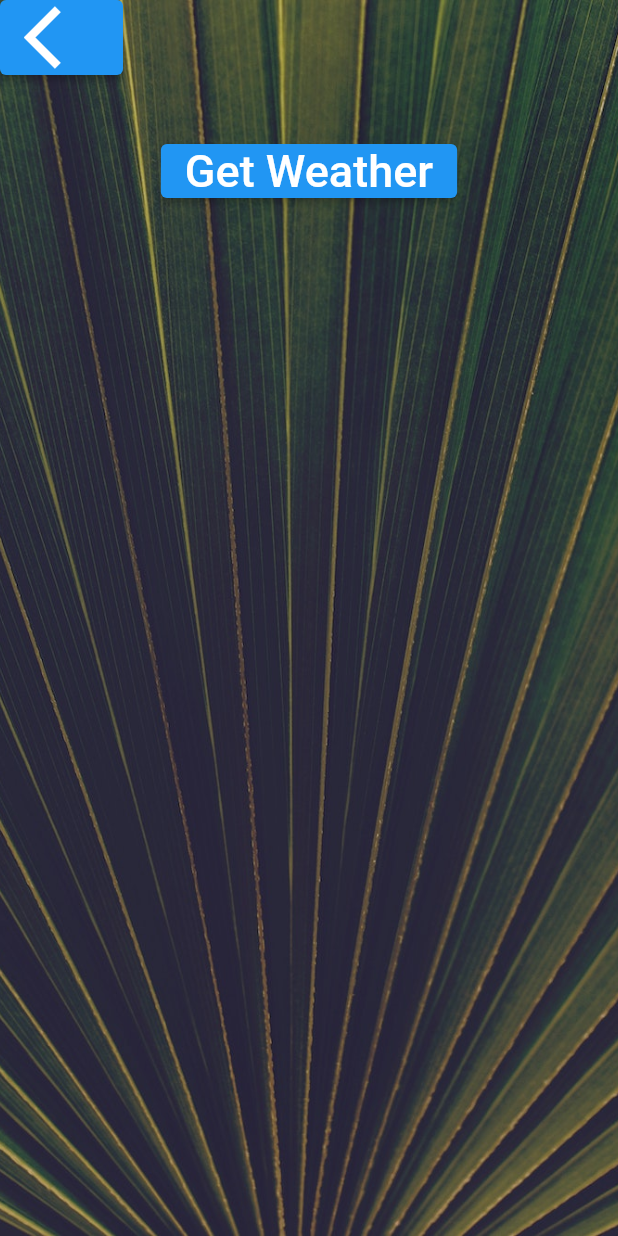
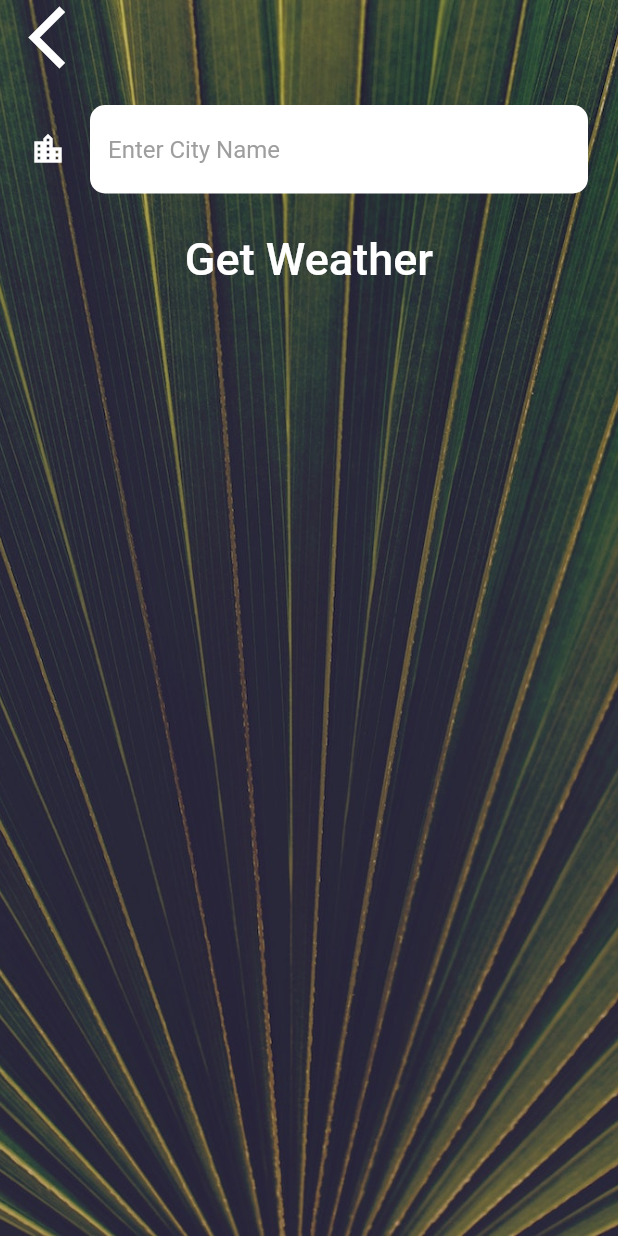
Before and after one commit to Ashish-AI/weather-app, a Flutter app: the CityScreen screen opened directly, on a phone screen of 412 x 824 dp. Run offline on Flutter 3.47's test engine with Material 2 defaults, Android fonts, the phone set to English and light mode, and no system bars; our stand-ins replace flutter_spinkit, geolocator; network calls fail; Roboto replaces fonts that are missing (Spartan MB).

Commit message:
city wise weather added

```diff
--- a/lib/screens/city_screen.dart
+++ b/lib/screens/city_screen.dart
@@ -7,6 +7,7 @@ class CityScreen extends StatefulWidget {
 }
 
 class _CityScreenState extends State<CityScreen> {
+  String cityName;
   @override
   Widget build(BuildContext context) {
     return Scaffold(
@@ -23,8 +24,10 @@ class _CityScreenState extends State<CityScreen> {
             children: <Widget>[
               Align(
                 alignment: Alignment.topLeft,
-                child: ElevatedButton(
-                  onPressed: () {},
+                child: FlatButton(
+                  onPressed: () {
+                    Navigator.pop(context);
+                  },
                   child: Icon(
                     Icons.arrow_back_ios,
                     size: 50.0,
@@ -33,10 +36,21 @@ class _CityScreenState extends State<CityScreen> {
               ),
               Container(
                 padding: EdgeInsets.all(20.0),
-                child: null,
+                child: TextField(
+                  onChanged: (value) {
+                    cityName = value;
+                    // print(value);
+                  },
+                  style: TextStyle(
+                    color: Colors.black,
+                  ),
+                  decoration: kTextFieldInputDecoration,
+                ),
               ),
-              ElevatedButton(
-                onPressed: () {},
+              FlatButton(
+                onPressed: () {
+                  Navigator.pop(context, cityName);
+                },
                 child: Text(
                   'Get Weather',
                   style: kButtonTextStyle,
--- a/lib/utilities/constants.dart
+++ b/lib/utilities/constants.dart
@@ -18,3 +18,22 @@ const kButtonTextStyle = TextStyle(
 const kConditionTextStyle = TextStyle(
   fontSize: 100.0,
 );
+
+const kTextFieldInputDecoration = InputDecoration(
+  filled: true,
+  fillColor: Colors.white,
+  icon: Icon(
+    Icons.location_city,
+    color: Colors.white,
+  ),
+  hintText: "Enter City Name",
+  hintStyle: TextStyle(
+    color: Colors.grey,
+  ),
+  border: OutlineInputBorder(
+    borderRadius: BorderRadius.all(
+      Radius.circular(10.0),
+    ),
+    borderSide: BorderSide.none,
+  ),
+);
```
Also changed, not shown: lib/screens/location_screen.dart (+16 -1 lines), lib/services/weather.dart (+7 -0 lines).
